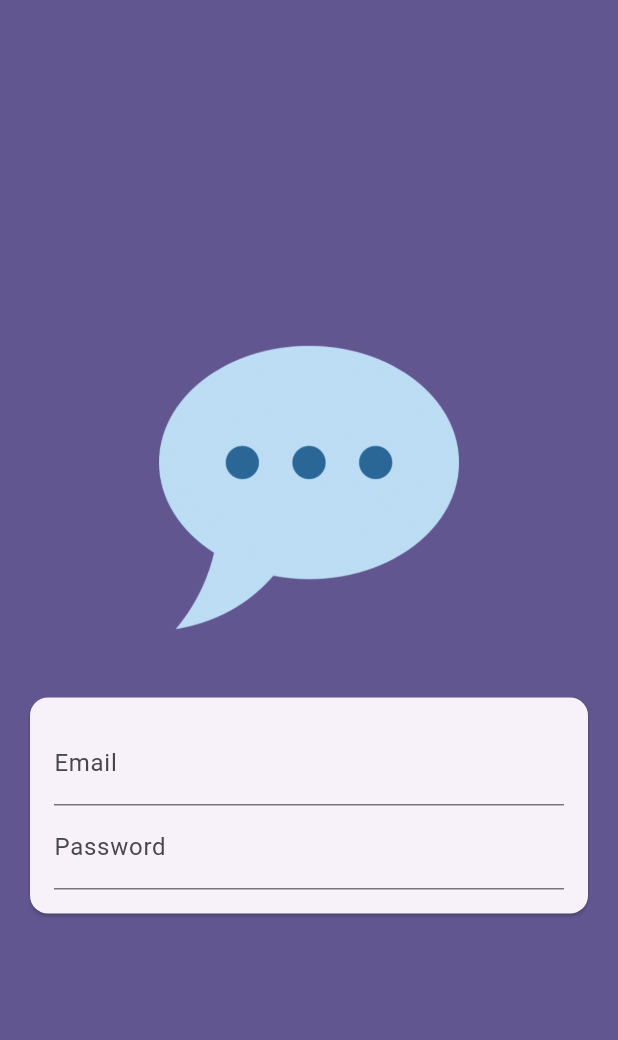
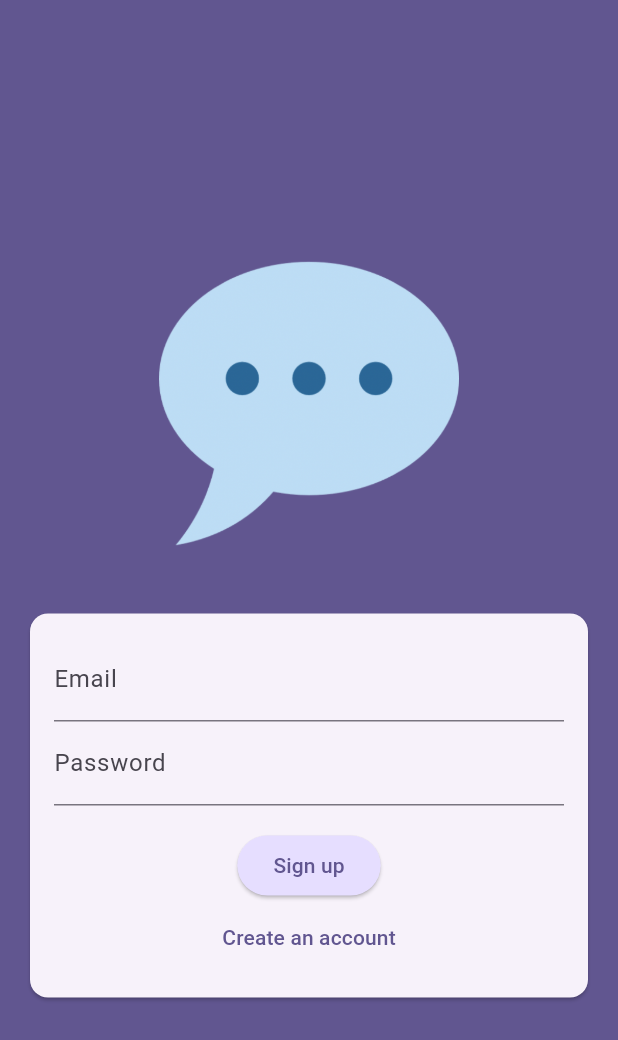
Before and after one commit to haido86/flutter-chat-app, a Flutter app: the screen it shows after launch, on a phone screen of 412 x 824 dp. Shown: the top 1040 px of the screen. Run offline on Flutter 3.47's test engine with Material 3 defaults, Android fonts, the phone set to English and light mode, and no system bars.

Commit message:
Add buttons

```diff
--- a/lib/screens/auth.dart
+++ b/lib/screens/auth.dart
@@ -9,6 +9,7 @@ class AuthScreen extends StatefulWidget {
 }
 
 class _AuthScreenState extends State<AuthScreen> {
+  var _isLogin = true;
   @override
   Widget build(BuildContext context) {
     return Scaffold(
@@ -40,6 +41,24 @@ class _AuthScreenState extends State<AuthScreen> {
                       decoration: const InputDecoration(labelText: 'Password'),
                       obscureText: true,
                     ),
+                    const SizedBox(height: 16),
+                    ElevatedButton(
+                      onPressed: () {},
+                      style: ElevatedButton.styleFrom(
+                          backgroundColor:
+                              Theme.of(context).colorScheme.primaryContainer),
+                      child: Text(_isLogin ? 'Sign up' : 'Login'),
+                    ),
+                    TextButton(
+                      onPressed: () {
+                        setState(() {
+                          _isLogin = !_isLogin;
+                        });
+                      },
+                      child: Text(_isLogin
+                          ? 'Create an account'
+                          : 'Already have an account'),
+                    ),
                   ],
                 )),
               ),
```
